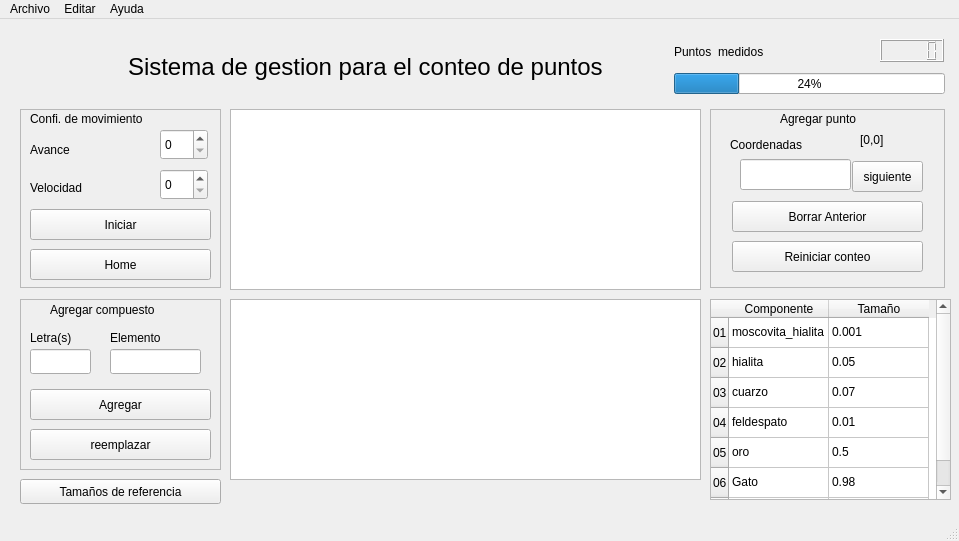
This is alternative_GUI/GUI.ui in joaramirezra/Microscopio as Qt 5 draws it before an edit. The edited form follows.
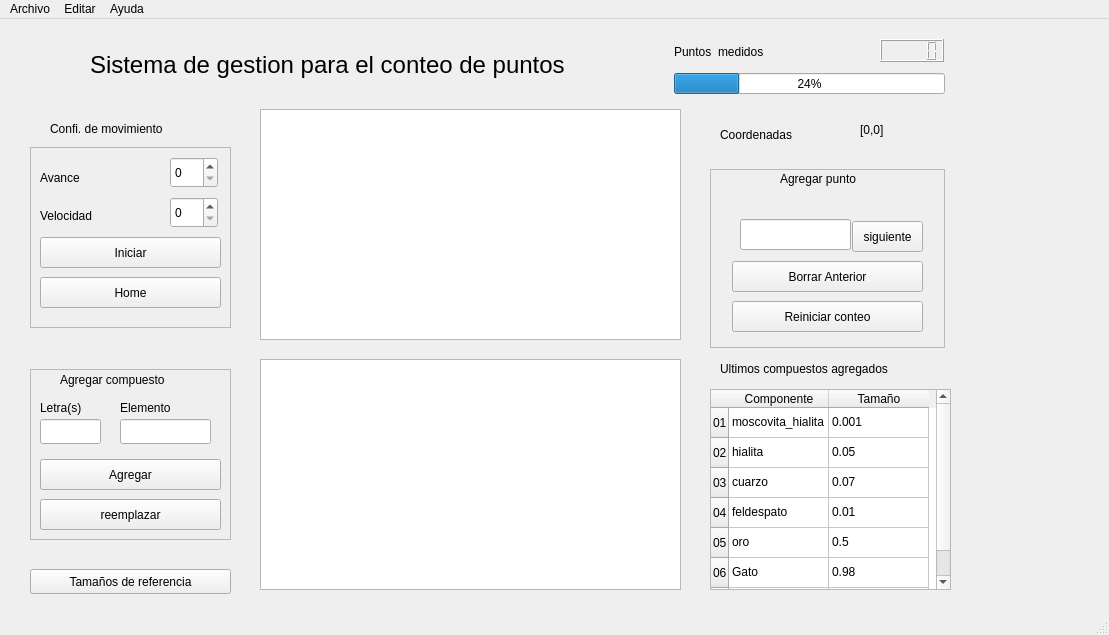
This is the edited form. Custom widgets are drawn as their Qt base class.

Commit message: v0.02 Principal UI components working

What changed in the file:
```diff
--- a/alternative_GUI/GUI.ui
+++ b/alternative_GUI/GUI.ui
@@ -1,24 +1,24 @@
 <?xml version="1.0" encoding="UTF-8"?>
 <ui version="4.0">
- <class>MainWindow</class>
- <widget class="QMainWindow" name="MainWindow">
+ <class>Gestionador</class>
+ <widget class="QMainWindow" name="Gestionador">
   <property name="geometry">
    <rect>
     <x>0</x>
     <y>0</y>
-    <width>959</width>
-    <height>541</height>
+    <width>1109</width>
+    <height>635</height>
    </rect>
   </property>
   <property name="windowTitle">
-   <string>MainWindow</string>
+   <string>Gestionador de puntos junior de barranquilla</string>
   </property>
   <widget class="QWidget" name="centralwidget">
    <widget class="QLabel" name="label">
     <property name="geometry">
      <rect>
-      <x>128</x>
-      <y>22</y>
+      <x>90</x>
+      <y>20</y>
       <width>491</width>
       <height>51</height>
      </rect>
@@ -36,7 +36,7 @@
     <property name="geometry">
      <rect>
       <x>710</x>
-      <y>90</y>
+      <y>150</y>
       <width>235</width>
       <height>179</height>
      </rect>
@@ -47,32 +47,6 @@
     <property name="frameShadow">
      <enum>QFrame::Raised</enum>
     </property>
-    <widget class="QLabel" name="label_4">
-     <property name="geometry">
-      <rect>
-       <x>20</x>
-       <y>20</y>
-       <width>101</width>
-       <height>31</height>
-      </rect>
-     </property>
-     <property name="text">
-      <string>Coordenadas</string>
-     </property>
-    </widget>
-    <widget class="QLabel" name="label_5">
-     <property name="geometry">
-      <rect>
-       <x>150</x>
-       <y>20</y>
-       <width>67</width>
-       <height>21</height>
-      </rect>
-     </property>
-     <property name="text">
-      <string>[0,0]</string>
-     </property>
-    </widget>
     <widget class="QPushButton" name="next_button">
      <property name="geometry">
       <rect>
@@ -139,10 +113,10 @@
    <widget class="QFrame" name="frame_4">
     <property name="geometry">
      <rect>
-      <x>20</x>
-      <y>90</y>
+      <x>30</x>
+      <y>128</y>
       <width>201</width>
-      <height>179</height>
+      <height>181</height>
      </rect>
     </property>
     <property name="frameShape">
@@ -151,11 +125,11 @@
     <property name="frameShadow">
      <enum>QFrame::Raised</enum>
     </property>
-    <widget class="QLabel" name="label_11">
+    <widget class="QLabel" name="Step_label">
      <property name="geometry">
       <rect>
        <x>10</x>
-       <y>30</y>
+       <y>20</y>
        <width>67</width>
        <height>21</height>
       </rect>
@@ -164,57 +138,50 @@
       <string>Avance</string>
      </property>
     </widget>
-    <widget class="QLabel" name="label_12">
+    <widget class="QLabel" name="Speed_label">
      <property name="geometry">
       <rect>
        <x>10</x>
-       <y>70</y>
-       <width>67</width>
-       <height>17</height>
-      </rect>
-     </property>
-     <property name="text">
-      <string>Velocidad</string>
-     </property>
-    </widget>
-    <widget class="QSpinBox" name="spinBox">
-     <property name="geometry">
-      <rect>
-       <x>140</x>
-       <y>20</y>
-       <width>48</width>
-       <height>31</height>
-      </rect>
-     </property>
-    </widget>
-    <widget class="QSpinBox" name="spinBox_2">
-     <property name="geometry">
-      <rect>
-       <x>140</x>
        <y>60</y>
-       <width>48</width>
-       <height>31</height>
-      </rect>
-     </property>
-    </widget>
-    <widget class="QLabel" name="label_16">
-     <property name="geometry">
-      <rect>
-       <x>10</x>
-       <y>0</y>
-       <width>151</width>
-       <height>20</height>
+       <width>67</width>
+       <height>17</height>
       </rect>
      </property>
      <property name="text">
-      <string>Confi. de movimiento</string>
+      <string>Velocidad</string>
+     </property>
+    </widget>
+    <widget class="QSpinBox" name="Step_spinbox">
+     <property name="geometry">
+      <rect>
+       <x>140</x>
+       <y>10</y>
+       <width>48</width>
+       <height>31</height>
+      </rect>
+     </property>
+     <property name="maximum">
+      <number>30</number>
+     </property>
+    </widget>
+    <widget class="QSpinBox" name="speed_spinbox">
+     <property name="geometry">
+      <rect>
+       <x>140</x>
+       <y>50</y>
+       <width>48</width>
+       <height>31</height>
+      </rect>
+     </property>
+     <property name="maximum">
+      <number>10</number>
      </property>
     </widget>
     <widget class="QPushButton" name="begin_button">
      <property name="geometry">
       <rect>
        <x>10</x>
-       <y>100</y>
+       <y>90</y>
        <width>181</width>
        <height>31</height>
       </rect>
@@ -227,7 +194,7 @@
      <property name="geometry">
       <rect>
        <x>10</x>
-       <y>140</y>
+       <y>130</y>
        <width>181</width>
        <height>31</height>
       </rect>
@@ -240,8 +207,8 @@
    <widget class="QFrame" name="frame_5">
     <property name="geometry">
      <rect>
-      <x>20</x>
-      <y>280</y>
+      <x>30</x>
+      <y>350</y>
       <width>201</width>
       <height>171</height>
      </rect>
@@ -378,7 +345,7 @@
     <property name="geometry">
      <rect>
       <x>710</x>
-      <y>280</y>
+      <y>370</y>
       <width>241</width>
       <height>201</height>
      </rect>
@@ -502,8 +469,8 @@
    <widget class="QPushButton" name="Size_reference_button">
     <property name="geometry">
      <rect>
-      <x>20</x>
-      <y>460</y>
+      <x>30</x>
+      <y>550</y>
       <width>201</width>
       <height>25</height>
      </rect>
@@ -512,24 +479,76 @@
      <string>Tamaños de referencia</string>
     </property>
    </widget>
-   <widget class="plotWidgetComponents" name="graphicsView">
+   <widget class="PlotWidget" name="graphicsView">
     <property name="geometry">
      <rect>
-      <x>230</x>
+      <x>260</x>
+      <y>340</y>
+      <width>421</width>
+      <height>231</height>
+     </rect>
+    </property>
+   </widget>
+   <widget class="PlotWidget" name="graphicsView_2">
+    <property name="geometry">
+     <rect>
+      <x>260</x>
       <y>90</y>
-      <width>471</width>
-      <height>181</height>
+      <width>421</width>
+      <height>231</height>
      </rect>
     </property>
    </widget>
-   <widget class="plotWidgetSixze" name="graphicsView_2">
+   <widget class="QLabel" name="label_7">
     <property name="geometry">
      <rect>
-      <x>230</x>
-      <y>280</y>
-      <width>471</width>
-      <height>181</height>
+      <x>720</x>
+      <y>340</y>
+      <width>221</width>
+      <height>20</height>
      </rect>
+    </property>
+    <property name="text">
+     <string>Ultimos compuestos agregados</string>
+    </property>
+   </widget>
+   <widget class="QLabel" name="label_4">
+    <property name="geometry">
+     <rect>
+      <x>720</x>
+      <y>100</y>
+      <width>101</width>
+      <height>31</height>
+     </rect>
+    </property>
+    <property name="text">
+     <string>Coordenadas</string>
+    </property>
+   </widget>
+   <widget class="QLabel" name="label_5">
+    <property name="geometry">
+     <rect>
+      <x>860</x>
+      <y>100</y>
+      <width>67</width>
+      <height>21</height>
+     </rect>
+    </property>
+    <property name="text">
+     <string>[0,0]</string>
+    </property>
+   </widget>
+   <widget class="QLabel" name="label_16">
+    <property name="geometry">
+     <rect>
+      <x>50</x>
+      <y>100</y>
+      <width>151</width>
+      <height>20</height>
+     </rect>
+    </property>
+    <property name="text">
+     <string>Confi. de movimiento</string>
     </property>
    </widget>
   </widget>
@@ -538,7 +557,7 @@
     <rect>
      <x>0</x>
      <y>0</y>
-     <width>959</width>
+     <width>1109</width>
      <height>22</height>
     </rect>
    </property>
@@ -652,14 +671,9 @@
  </widget>
  <customwidgets>
   <customwidget>
-   <class>plotWidgetComponents</class>
+   <class>PlotWidget</class>
    <extends>QGraphicsView</extends>
-   <header>plotElement</header>
-  </customwidget>
-  <customwidget>
-   <class>plotWidgetSixze</class>
-   <extends>QGraphicsView</extends>
-   <header>plotSize</header>
+   <header>pyqtgraph</header>
   </customwidget>
  </customwidgets>
  <resources/>
```
The commit also changes 4 other files.
